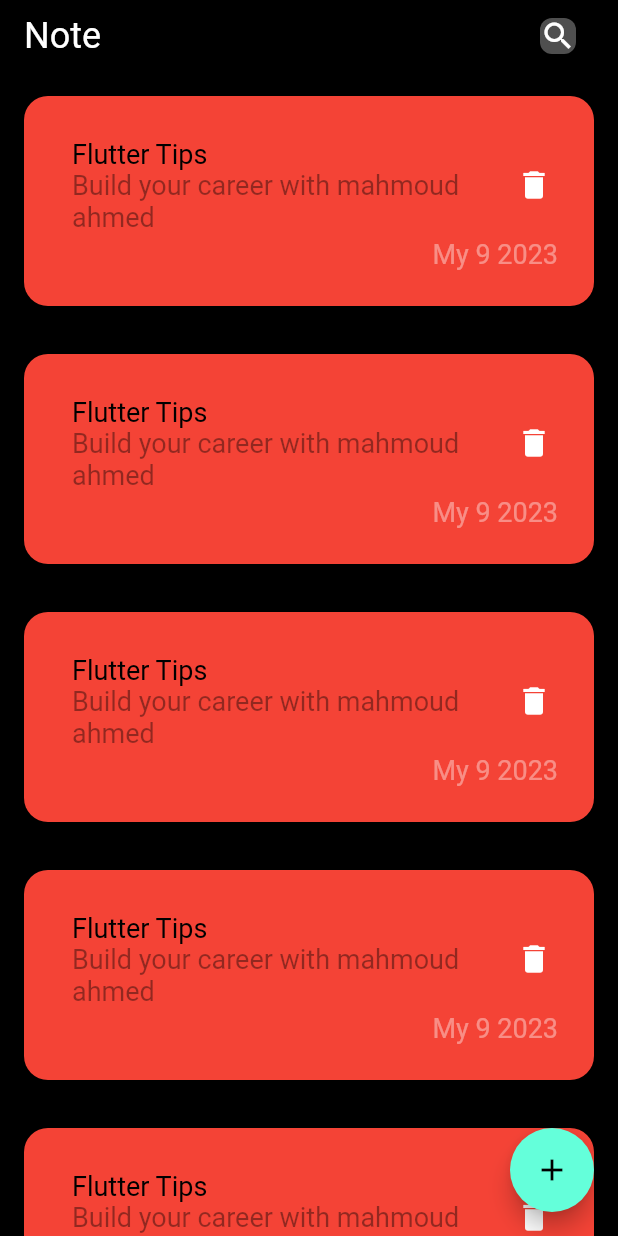
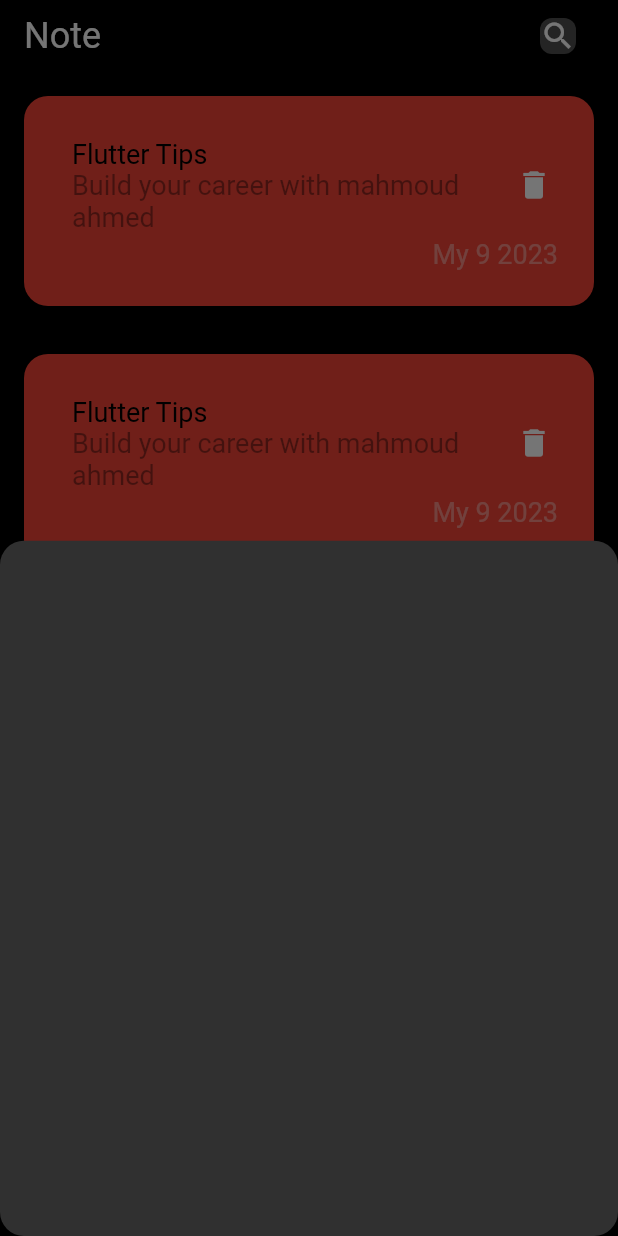
Before and after one commit to MahmoudAhmed121/hive_app, a Flutter app: the screen it shows after launch, after a tap on the "add" icon, on a phone screen of 412 x 824 dp. Run offline on Flutter 3.47's test engine with Material 2 defaults, Android fonts, the phone set to English and light mode, and no system bars; our stand-ins replace hive; accounts and stored records are empty.

```diff
--- a/lib/main.dart
+++ b/lib/main.dart
@@ -16,7 +16,9 @@ class HiveApp extends StatelessWidget {
         scaffoldBackgroundColor: Colors.black,
 
       ),
+
       home:NotsView() ,
+
     );
   }
 }
--- a/lib/views/nots_bodt.dart
+++ b/lib/views/nots_bodt.dart
@@ -1,4 +1,5 @@
 import 'package:flutter/material.dart';
+import 'package:hive_app/views/widgets/add_note_bottom_sheet.dart';
 import 'package:hive_app/views/widgets/custom_app_bar.dart';
 import 'package:hive_app/views/widgets/custom_list_iteam.dart';
 
@@ -9,17 +10,26 @@ class NotsBody extends StatelessWidget {
   Widget build(BuildContext context) {
     final width = MediaQuery.of(context).size.width;
     return Scaffold(
-      floatingActionButton: FloatingActionButton(onPressed: (){},child: Icon(Icons.add),),
+      floatingActionButton: FloatingActionButton(
+        onPressed: () {
+          showModalBottomSheet(
+            shape: RoundedRectangleBorder(
+              borderRadius: BorderRadius.circular(16)
+            ),
+            context: context, builder: (context) {
+            return NotBottomSheet();
+          },);
+        },
+        child: Icon(Icons.add),
+      ),
       body: SafeArea(
         child: SizedBox(
           width: width,
           child: Column(
-
-              children: [
-                CustomAppBar(),
-          Expanded(child: CustomListIteam()),
-
-              ],
+            children: [
+              CustomAppBar(),
+              Expanded(child: CustomListIteam()),
+            ],
           ),
         ),
       ),
--- /dev/null
+++ b/lib/views/widgets/add_note_bottom_sheet.dart
@@ -0,0 +1,15 @@
+
+import 'package:flutter/material.dart';
+
+class NotBottomSheet extends StatelessWidget {
+  const NotBottomSheet  ({super.key});
+
+  @override
+  Widget build(BuildContext context) {
+    return Column(
+      children: [
+
+      ],
+    );
+  }
+}
```
Also changed, not shown: lib/model/note_model.dart (added, +21 -0 lines), pubspec.yaml (+6 -18 lines), lib/model/note_model.g.dart (added), pubspec.lock.
